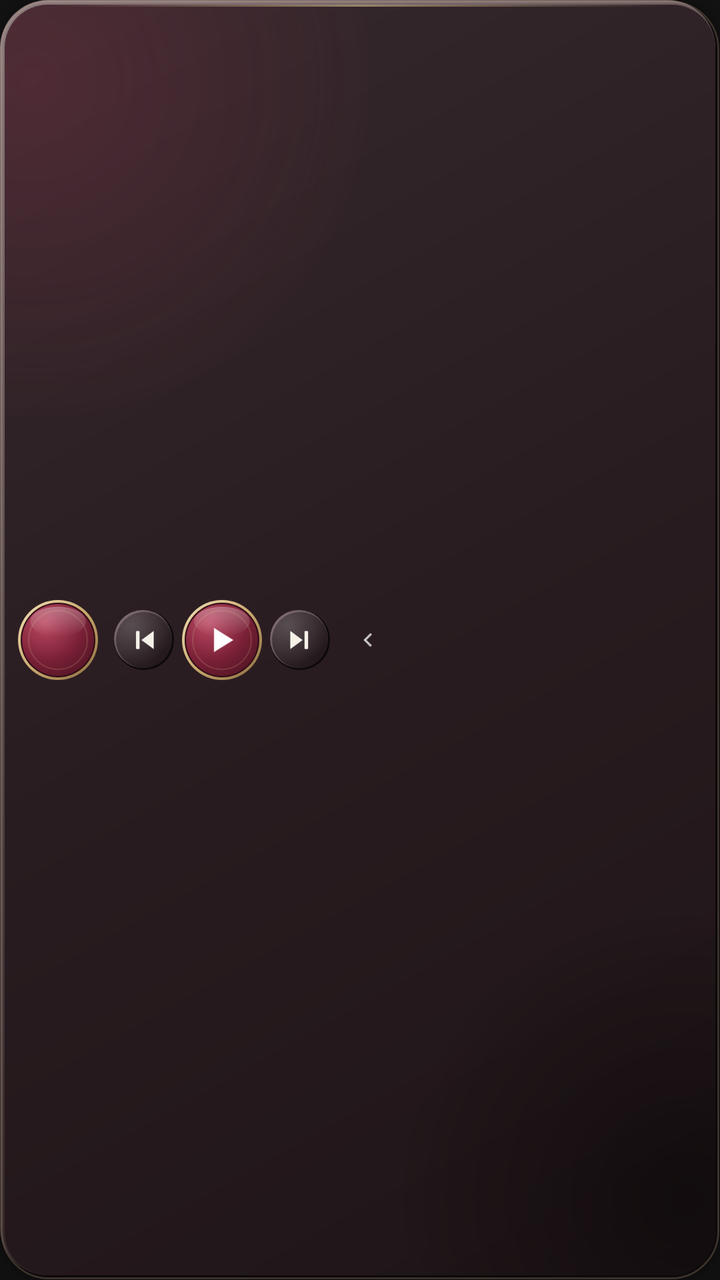
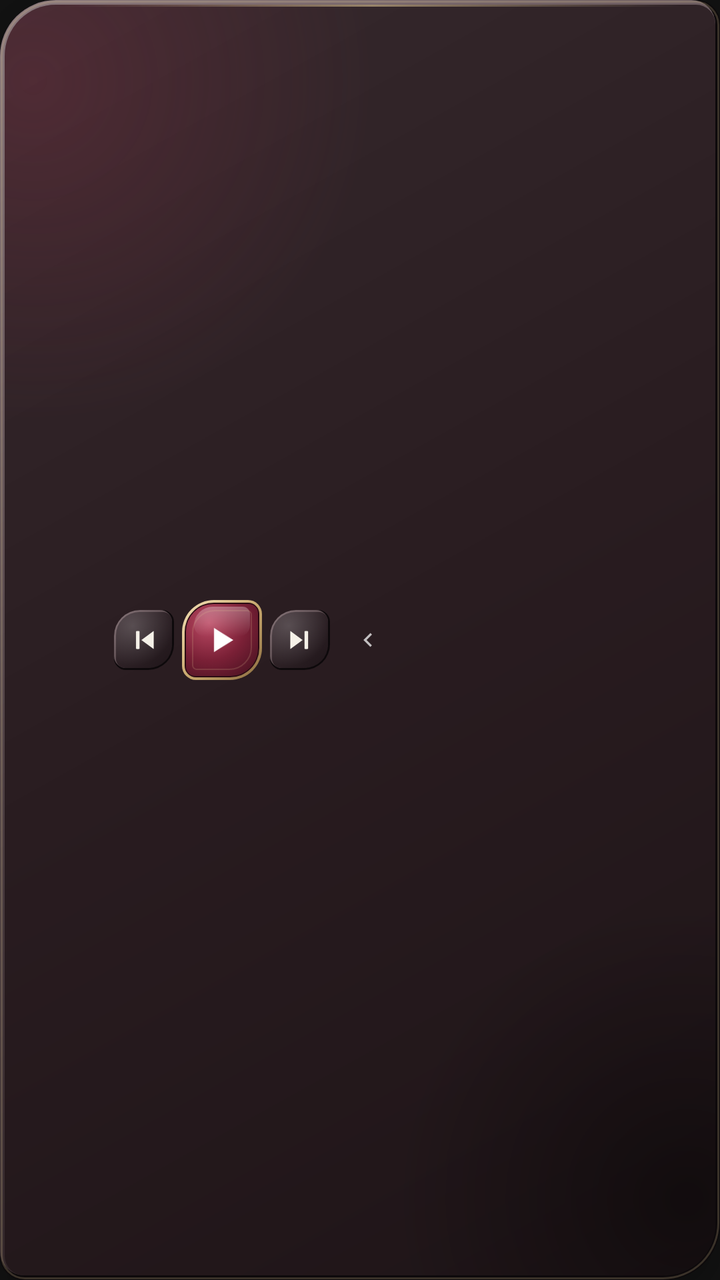

Screens rendered from an Android XML layout before and after an edit, with the pre-edit source and the edit as a unified diff.
<!-- AndroidManifest.xml: application theme Theme.AudioPlayer -->
<!-- res/layout/bubble_mini_player.xml -->
<?xml version="1.0" encoding="utf-8"?>
<LinearLayout xmlns:android="http://schemas.android.com/apk/res/android"
    android:id="@+id/bubble_root"
    android:layout_width="wrap_content"
    android:layout_height="wrap_content"
    android:background="@drawable/widget_background"
    android:orientation="horizontal"
    android:gravity="center_vertical"
    android:padding="9dp"
    android:elevation="8dp">

    <ImageView
        android:id="@+id/bubble_album_art"
        android:layout_width="40dp"
        android:layout_height="40dp"
        android:background="@drawable/widget_play_button_bg"
        android:padding="2dp"
        android:cropToPadding="true"
        android:scaleType="centerCrop"
        android:contentDescription="Sampul album" />

    <ImageButton
        android:id="@+id/bubble_prev"
        android:layout_width="30dp"
        android:layout_height="30dp"
        android:layout_marginStart="8dp"
        android:padding="7dp"
        android:background="@drawable/widget_key_bg"
        android:scaleType="fitCenter"
        android:src="@drawable/ic_widget_previous"
        android:contentDescription="Sebelumnya" />

    <ImageButton
        android:id="@+id/bubble_play_pause"
        android:layout_width="40dp"
        android:layout_height="40dp"
        android:layout_marginStart="4dp"
        android:padding="10dp"
        android:background="@drawable/widget_play_button_bg"
        android:scaleType="fitCenter"
        android:src="@drawable/ic_widget_play"
        android:contentDescription="Putar" />

    <ImageButton
        android:id="@+id/bubble_next"
        android:layout_width="30dp"
        android:layout_height="30dp"
        android:layout_marginStart="4dp"
        android:padding="7dp"
        android:background="@drawable/widget_key_bg"
        android:scaleType="fitCenter"
        android:src="@drawable/ic_widget_next"
        android:contentDescription="Berikutnya" />

    
    <ImageButton
        android:id="@+id/bubble_minimize"
        android:layout_width="26dp"
        android:layout_height="26dp"
        android:layout_marginStart="6dp"
        android:padding="6dp"
        android:alpha="0.72"
        android:background="@android:color/transparent"
        android:scaleType="fitCenter"
        android:src="@drawable/ic_bubble_minimize"
        android:contentDescription="Kecilkan ke tepi layar" />

</LinearLayout>
<!-- resources referenced by this layout -->
<resources>
  <!-- drawable ic_bubble_minimize (drawable) -->
  <?xml version="1.0" encoding="utf-8"?>
  <vector xmlns:android="http://schemas.android.com/apk/res/android"
      android:width="24dp"
      android:height="24dp"
      android:viewportWidth="24"
      android:viewportHeight="24">
      <path
          android:fillColor="#FFFFFFFF"
          android:pathData="M15.41,7.41L14,6l-6,6l6,6l1.41,-1.41L10.83,12z" />
  </vector>
  <!-- drawable ic_widget_next: png bitmap (drawable, 1562 bytes) -->
  <!-- drawable ic_widget_play: png bitmap (drawable, 776 bytes) -->
  <!-- drawable ic_widget_previous: png bitmap (drawable, 1621 bytes) -->
  <!-- drawable widget_background: vector/xml drawable (drawable, 3104 chars, omitted) -->
  <!-- drawable widget_key_bg: vector/xml drawable (drawable, 3548 chars, omitted) -->
  <!-- drawable widget_play_button_bg: vector/xml drawable (drawable, 4199 chars, omitted) -->
  <style name="Theme.AudioPlayer" parent="android:Theme.Material.NoActionBar">
          <item name="android:windowBackground">@color/black</item>
      </style>
  <color name="black">#FF121212</color>
</resources>

<!-- the commit's change to res/layout/bubble_mini_player.xml (unified diff, before → after) -->
@@ -13,9 +13,6 @@
         android:id="@+id/bubble_album_art"
         android:layout_width="40dp"
         android:layout_height="40dp"
-        android:background="@drawable/widget_play_button_bg"
-        android:padding="2dp"
-        android:cropToPadding="true"
         android:scaleType="centerCrop"
         android:contentDescription="Sampul album" />
 
<!-- resource entries referenced after the edit -->
@@ -14,9 +14,9 @@
   <!-- drawable ic_widget_next: png bitmap (drawable, 1562 bytes) -->
   <!-- drawable ic_widget_play: png bitmap (drawable, 776 bytes) -->
   <!-- drawable ic_widget_previous: png bitmap (drawable, 1621 bytes) -->
-  <!-- drawable widget_background: vector/xml drawable (drawable, 3104 chars, omitted) -->
-  <!-- drawable widget_key_bg: vector/xml drawable (drawable, 3548 chars, omitted) -->
-  <!-- drawable widget_play_button_bg: vector/xml drawable (drawable, 4199 chars, omitted) -->
+  <!-- drawable widget_background: vector/xml drawable (drawable, 4091 chars, omitted) -->
+  <!-- drawable widget_key_bg: vector/xml drawable (drawable, 5668 chars, omitted) -->
+  <!-- drawable widget_play_button_bg: vector/xml drawable (drawable, 6458 chars, omitted) -->
   <style name="Theme.AudioPlayer" parent="android:Theme.Material.NoActionBar">
           <item name="android:windowBackground">@color/black</item>
       </style>
